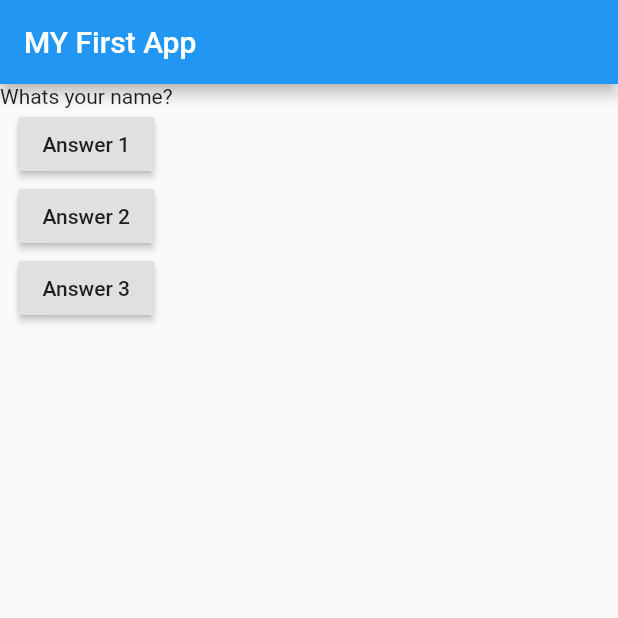
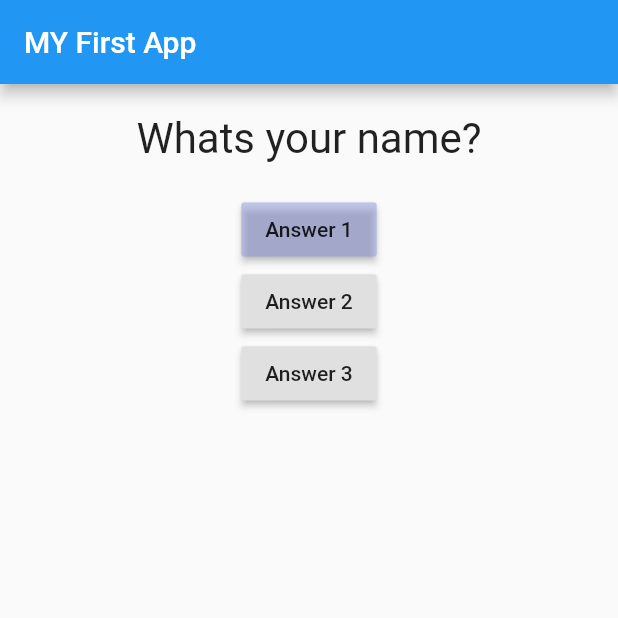
Before and after one commit to singhkunal2050/DemoFlutterApp, a Flutter app: the screen it shows after launch, on a phone screen of 412 x 824 dp, the top half of it. Run offline on Flutter 3.47's test engine with Material 2 defaults, Android fonts, the phone set to English and light mode, and no system bars; missing offline and left inert: dart:ffi.

Commit message:
question widget created

```diff
--- a/lib/Question.dart
+++ b/lib/Question.dart
@@ -1,13 +1,27 @@
+import 'dart:ffi';
+
 import 'package:flutter/material.dart';
 
 class Question extends StatelessWidget {
-  String questionTxt;
+  final String questionTxt;
 
   Question(
       this.questionTxt); // stores the par into qtxt    // its a short hand constructor
 
   @override
   Widget build(BuildContext context) {
-    return Text(this.questionTxt);
+    return Container(
+      width: double.infinity, // full width
+      margin: EdgeInsets.all(20),
+      child: Text(
+        this.questionTxt,
+        style: TextStyle(fontSize: 28),
+        textAlign: TextAlign.center,
+      ),
+    );
   }
 }
+
+
+// to dig into any class or library all u have to do is hold ctrl and click the keyword
+// fluuter / layout catalog is a good place to know about widgets
--- a/lib/main.dart
+++ b/lib/main.dart
@@ -53,6 +53,7 @@ class _MyAppState extends State<_MyApp> {
             RaisedButton(
               child: Text('Answer 1'),
               onPressed: answerQuestion,
+              color: Color.fromRGBO(144, 155, 222, .5),
             ),
             RaisedButton(
               child: Text('Answer 2'),
```
